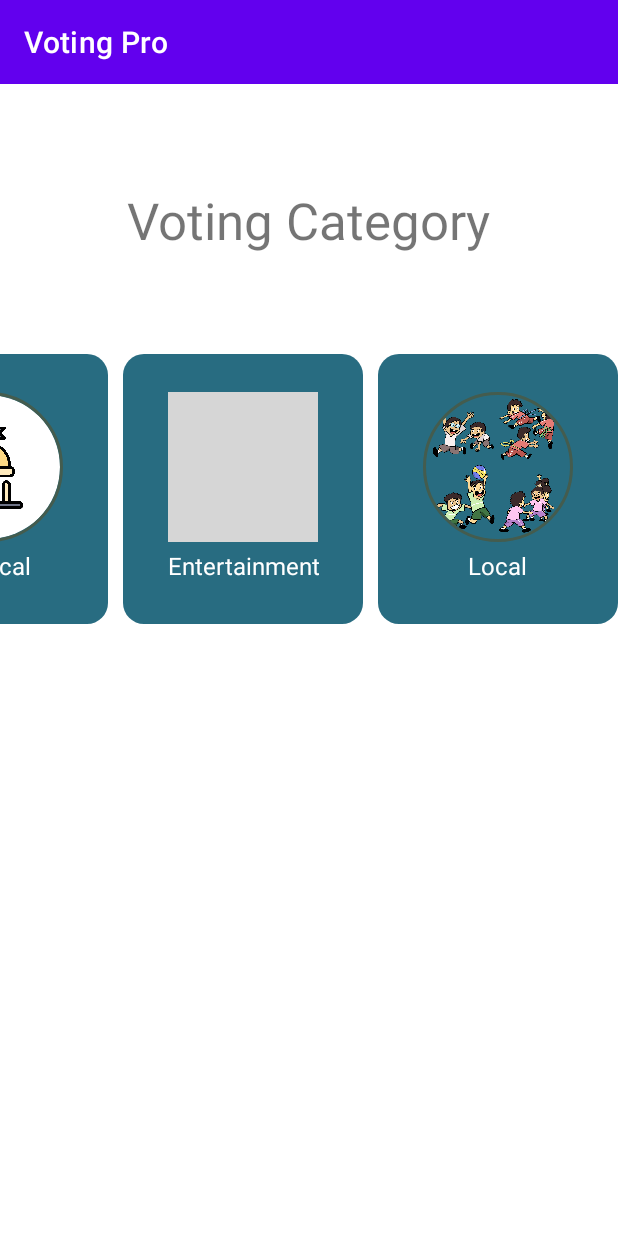
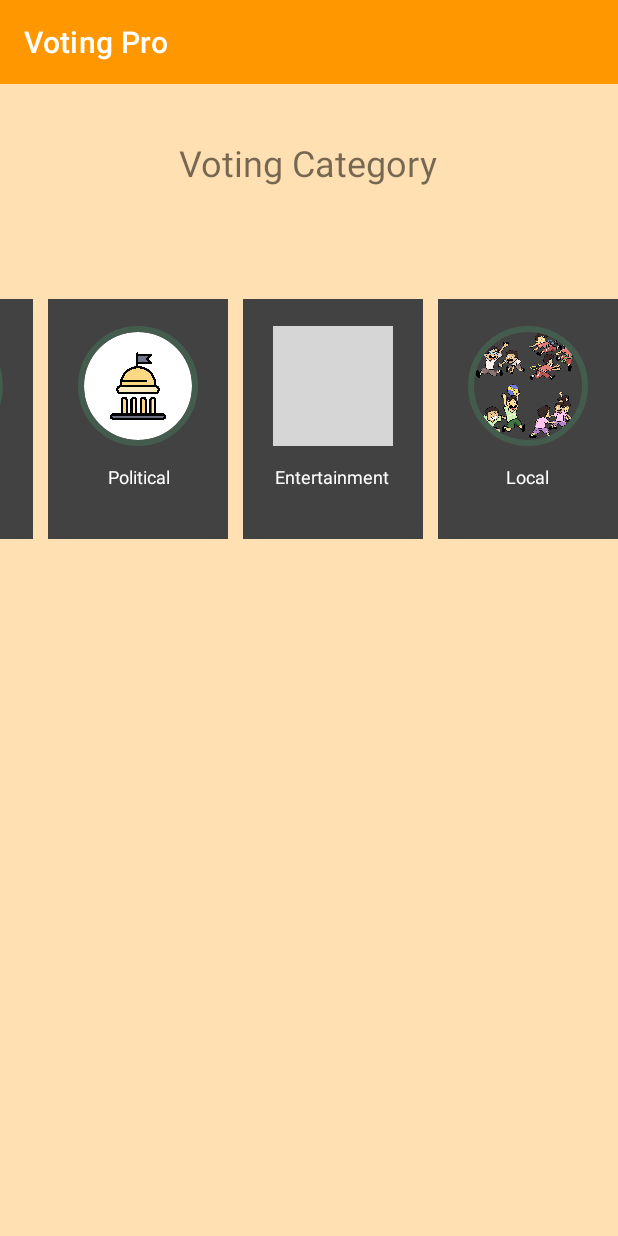
Before and after one commit to 2021Andro/Voting-Pro_Deme, an Android app: the screen it shows after launch (Home_Activity), on a phone screen of 412 x 824 dp. Run offline under Robolectric (Android 15) with nearby library versions, the phone set to English and light mode, and no system bars; our stand-ins replace CircleImageView, Firebase (no records; nobody signed in at launch, a user with empty details on screens opened directly); libraries missing offline, so code that uses them is left out: com.sdsmdg.tastytoast; grey boxes are pictures that could not be loaded.

Commit message:
Color change of main RV layout

```diff
--- a/app/src/main/java/com/example/voting_pro/Activitys/CategoryList_Activity.java
+++ b/app/src/main/java/com/example/voting_pro/Activitys/CategoryList_Activity.java
@@ -86,10 +86,6 @@ public class CategoryList_Activity extends AppCompatActivity implements Recycler
 
             }
         }
-
-
-
-
 
     }
 
--- a/app/src/main/java/com/example/voting_pro/Activitys/VotingBallot_Activity.java
+++ b/app/src/main/java/com/example/voting_pro/Activitys/VotingBallot_Activity.java
@@ -99,6 +99,7 @@ public class VotingBallot_Activity extends AppCompatActivity {
 
         if (isViewEmpty())
         {
+
             submitVote.putBoolean(votingSubject, true);
 
             submitVote.commit();
--- a/app/src/main/res/layout/activity_home.xml
+++ b/app/src/main/res/layout/activity_home.xml
@@ -4,16 +4,18 @@
     xmlns:tools="http://schemas.android.com/tools"
     android:layout_width="match_parent"
     android:layout_height="match_parent"
+    android:background="@color/background_color"
     tools:context=".Activitys.Home_Activity">
 
     <TextView
         android:id="@+id/textView"
         android:layout_width="wrap_content"
         android:layout_height="wrap_content"
-        android:layout_marginTop="68dp"
+        android:layout_marginTop="36dp"
         android:text="@string/voting_category"
-        android:textSize="34sp"
+        android:textSize="24sp"
         app:layout_constraintEnd_toEndOf="parent"
+        app:layout_constraintHorizontal_bias="0.497"
         app:layout_constraintStart_toStartOf="parent"
         app:layout_constraintTop_toTopOf="parent" />
 
@@ -41,8 +43,4 @@
     <!--        app:layout_constraintTop_toBottomOf="@+id/rvList_Home" />-->
 
 
-
-
-
-
 </androidx.constraintlayout.widget.ConstraintLayout>
--- a/app/src/main/res/layout/rv_mc_a_layout.xml
+++ b/app/src/main/res/layout/rv_mc_a_layout.xml
@@ -5,6 +5,7 @@
     android:layout_height="wrap_content"
     android:orientation="vertical"
     android:layout_gravity="center_horizontal"
+    android:background="@color/cardview_dark_background"
     android:layout_marginTop="10dp"
     android:layout_marginLeft="10dp">
 
@@ -12,33 +13,33 @@
     <!-- A CardView that contains a TextView -->
     <androidx.cardview.widget.CardView
         android:id="@+id/card_view"
-        android:layout_width="160dp"
-        android:layout_height="180dp"
+        android:layout_width="120dp"
+        android:layout_height="160dp"
         android:layout_gravity="center"
-        android:backgroundTint="#286C81"
+        android:backgroundTint="@color/cardview_dark_background"
         card_view:cardCornerRadius="14dp">
 
         <de.hdodenhof.circleimageview.CircleImageView
             android:id="@+id/profileImage_Category"
-            android:layout_width="100dp"
-            android:layout_height="100dp"
+            android:layout_width="80dp"
+            android:layout_height="80dp"
             android:layout_gravity="center_horizontal"
-            android:layout_marginTop="25dp"
+            android:layout_marginTop="18dp"
             android:layout_marginBottom="15dp"
             android:src="@drawable/login_image"
             card_view:civ_border_color="#445C4E"
-            card_view:civ_border_width="2dp" />
+            card_view:civ_border_width="4dp" />
 
         <TextView
             android:id="@+id/tvTitle_Category"
             android:layout_width="wrap_content"
             android:layout_height="wrap_content"
             android:layout_gravity="center_horizontal"
-            android:layout_marginTop="130dp"
+            android:layout_marginTop="110dp"
             android:gravity="center_horizontal"
             android:text="Category"
             android:textColor="#fff"
-            android:textSize="16dp" />
+            android:textSize="12dp" />
 
     </androidx.cardview.widget.CardView>
 </RelativeLayout>
--- a/app/src/main/res/values-night/themes.xml
+++ b/app/src/main/res/values-night/themes.xml
@@ -2,7 +2,7 @@
     <!-- Base application theme. -->
     <style name="Theme.Voting_Pro" parent="Theme.MaterialComponents.DayNight.DarkActionBar">
         <!-- Primary brand color. -->
-        <item name="colorPrimary">@color/purple_200</item>
+        <item name="colorPrimary">@color/background_color</item>
         <item name="colorPrimaryVariant">@color/purple_700</item>
         <item name="colorOnPrimary">@color/black</item>
         <!-- Secondary brand color. -->
--- a/app/src/main/res/values/colors.xml
+++ b/app/src/main/res/values/colors.xml
@@ -1,10 +1,11 @@
 <?xml version="1.0" encoding="utf-8"?>
 <resources>
-    <color name="purple_200">#FFBB86FC</color>
-    <color name="purple_500">#FF6200EE</color>
-    <color name="purple_700">#FF3700B3</color>
+    <color name="background_color">#FFE0B2</color>
+    <color name="purple_500">#FF9800</color>
+    <color name="purple_700">#F57C00</color>
     <color name="teal_200">#FF03DAC5</color>
     <color name="teal_700">#FF018786</color>
     <color name="black">#FF000000</color>
     <color name="white">#FFFFFFFF</color>
+    <color name="gray">#808080</color>
 </resources>
```
Lines whose indentation alone changed are shown as unchanged.
